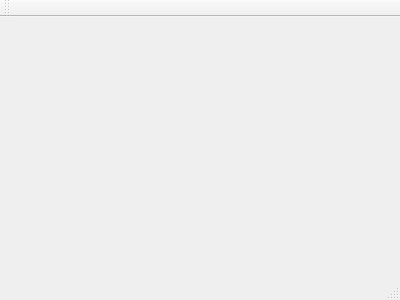
First picture: the form in gui/mainwindow.ui, repository ZiminGrigory/SeaBattle, before the edit.
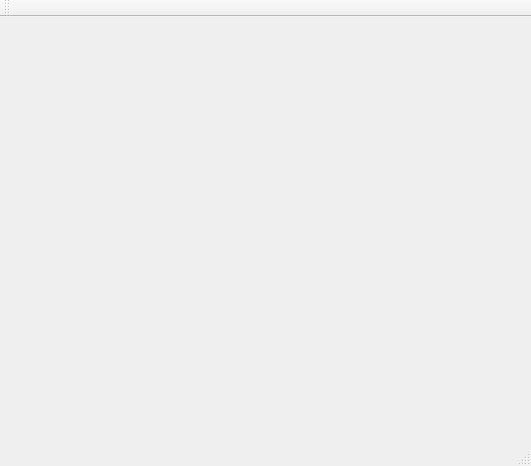
Second picture: the form after the edit.

```diff
--- a/gui/mainwindow.ui
+++ b/gui/mainwindow.ui
@@ -1,24 +1,51 @@
 <ui version="4.0">
  <class>MainWindow</class>
- <widget class="QMainWindow" name="MainWindow" >
-  <property name="geometry" >
+ <widget class="QMainWindow" name="MainWindow">
+  <property name="geometry">
    <rect>
     <x>0</x>
     <y>0</y>
-    <width>400</width>
-    <height>300</height>
+    <width>531</width>
+    <height>466</height>
    </rect>
   </property>
   <property name="windowTitle" >
    <string>MainWindow</string>
   </property>
-  <widget class="QMenuBar" name="menuBar" />
-  <widget class="QToolBar" name="mainToolBar" />
-  <widget class="QWidget" name="centralWidget" />
-  <widget class="QStatusBar" name="statusBar" />
+  <widget class="QWidget" name="centralWidget">
+   <widget class="QWidget" name="gridLayoutWidget">
+    <property name="geometry">
+     <rect>
+      <x>170</x>
+      <y>50</y>
+      <width>331</width>
+      <height>341</height>
+     </rect>
+    </property>
+    <layout class="QGridLayout" name="testLayout"/>
+   </widget>
+  </widget>
+  <widget class="QMenuBar" name="menuBar">
+   <property name="geometry">
+    <rect>
+     <x>0</x>
+     <y>0</y>
+     <width>531</width>
+     <height>25</height>
+    </rect>
+   </property>
+  </widget>
+  <widget class="QToolBar" name="mainToolBar">
+   <attribute name="toolBarArea">
+    <enum>TopToolBarArea</enum>
+   </attribute>
+   <attribute name="toolBarBreak">
+    <bool>false</bool>
+   </attribute>
+  </widget>
+  <widget class="QStatusBar" name="statusBar"/>
  </widget>
- <layoutDefault spacing="6" margin="11" />
- <pixmapfunction></pixmapfunction>
+ <layoutdefault spacing="6" margin="11"/>
  <resources/>
  <connections/>
 </ui>
```
Left out of the diff: 3 changed lines with no effect on the pictures.
